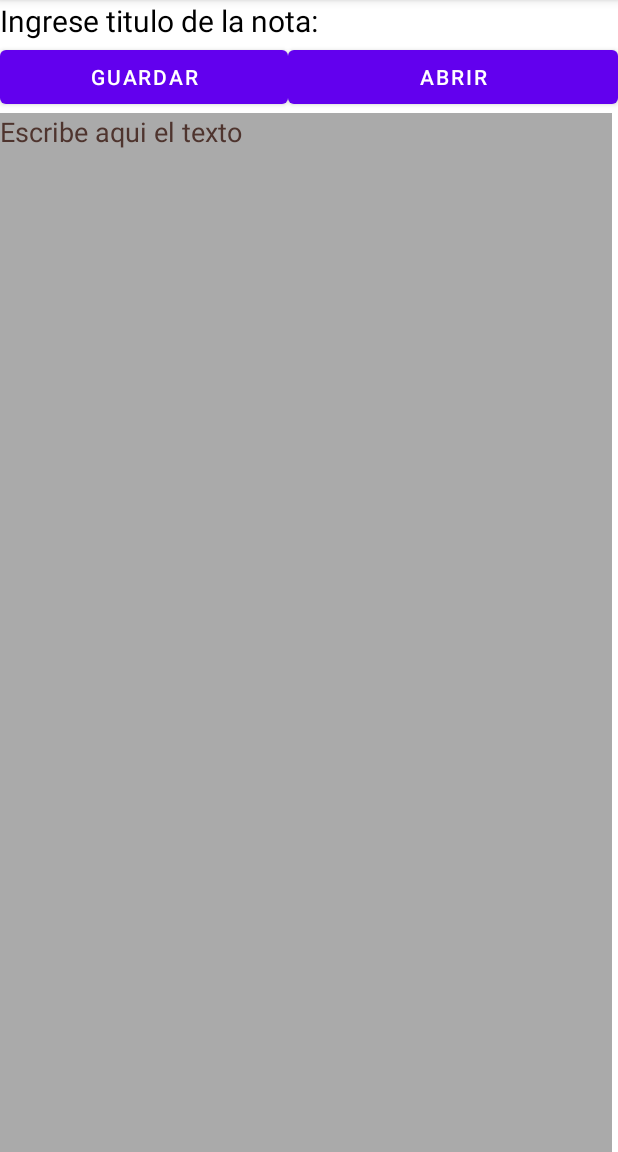
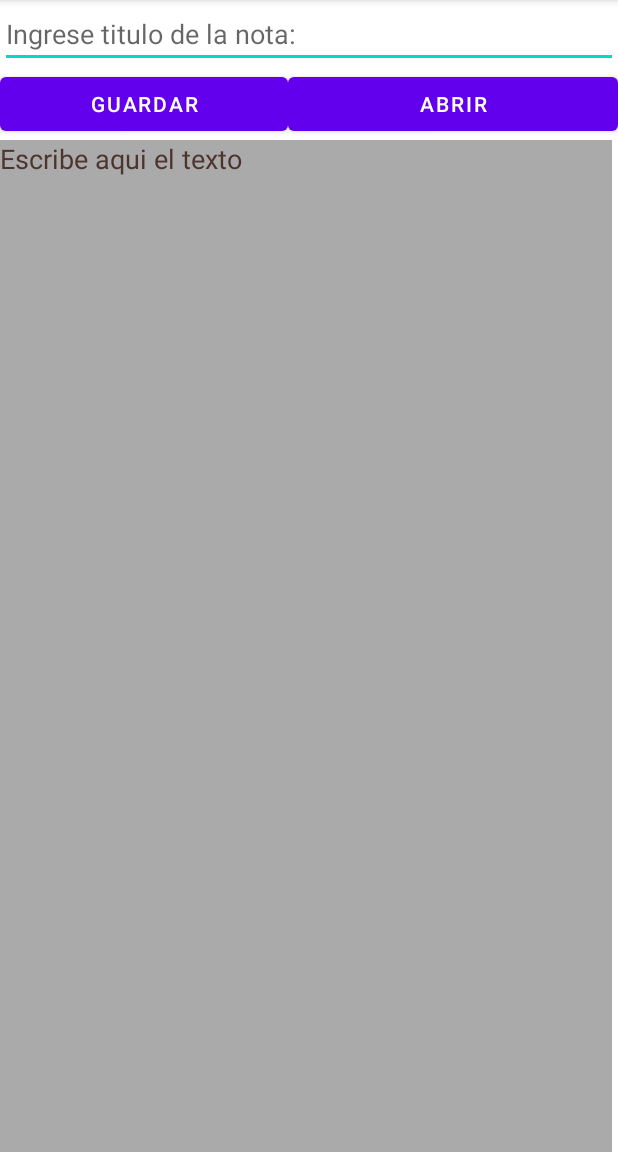
Before and after one commit to aledeleonez/AccesoADatos, an Android app: the screen it shows after launch (MainActivity), on a phone screen of 412 x 824 dp, the part 84-1236 px from its top. Run offline under Robolectric (Android 15) with nearby library versions, the phone set to English and light mode, and no system bars.

Commit message:
Version funcional

```diff
--- a/app/src/main/java/com/example/bdfichero/MainActivity.java
+++ b/app/src/main/java/com/example/bdfichero/MainActivity.java
@@ -1,6 +1,4 @@
 package com.example.bdfichero;
-
-import static com.example.bdfichero.R.id.text_entrada;
 
 import androidx.appcompat.app.AppCompatActivity;
 
@@ -22,7 +20,7 @@ import java.io.OutputStreamWriter;
 public class MainActivity extends AppCompatActivity {
 
     private EditText texto;
-    private TextView textoEntrada;
+    private EditText textoEntrada;
 
     @Override
     protected void onCreate(Bundle savedInstanceState) {
@@ -30,7 +28,7 @@ public class MainActivity extends AppCompatActivity {
         setContentView(R.layout.activity_main);
 
         texto = (EditText) findViewById(R.id.text_Texto);
-        textoEntrada = (TextView) findViewById(R.id.texto_entrada);
+        textoEntrada = (EditText) findViewById(R.id.texto_entrada);
     }
 
     public void openFile(View view){
--- a/app/src/main/res/layout/activity_main.xml
+++ b/app/src/main/res/layout/activity_main.xml
@@ -11,13 +11,13 @@
         android:layout_height="match_parent"
         android:orientation="vertical">
 
-        <TextView
+        <EditText
             android:id="@+id/texto_entrada"
             android:layout_width="match_parent"
             android:layout_height="wrap_content"
-            android:text="@string/titulo"
-            android:textColor="@color/black"
-            android:textSize="20sp" />
+            android:ems="10"
+            android:hint="@string/titulo"
+            android:inputType="textPersonName" />
 
         <LinearLayout
             android:layout_width="match_parent"
@@ -37,6 +37,7 @@
                 android:layout_width="wrap_content"
                 android:layout_height="wrap_content"
                 android:layout_weight="1"
+                android:onClick="openFile"
                 android:text="@string/abrir" />
         </LinearLayout>
 
```
